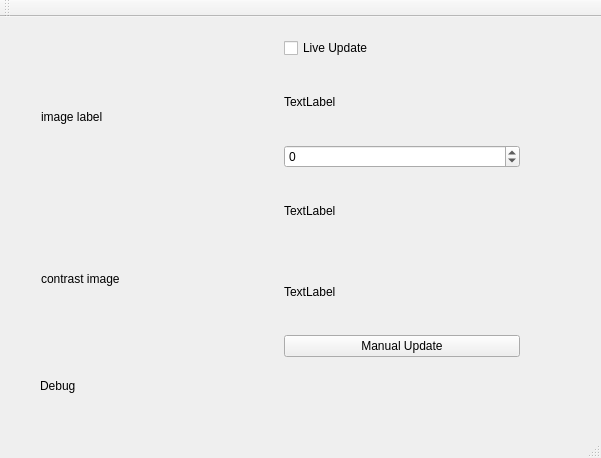
Qt form mainwindow.ui (rohezal/crackvisualizer) before a commit.
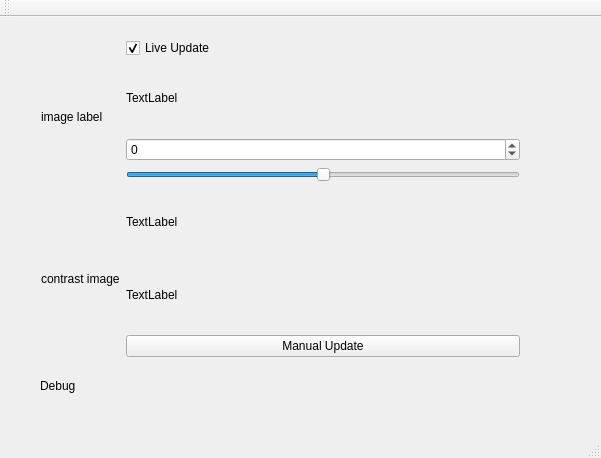
The same form after that commit.

Diff of the .ui file:
```diff
--- a/mainwindow.ui
+++ b/mainwindow.ui
@@ -49,6 +49,9 @@
          <property name="text">
           <string>Live Update</string>
          </property>
+         <property name="checked">
+          <bool>true</bool>
+         </property>
         </widget>
        </item>
        <item>
@@ -68,6 +71,19 @@
          </property>
         </widget>
        </item>
+       <item>
+        <widget class="QSlider" name="slider_constrast_divisor">
+         <property name="minimum">
+          <number>-100</number>
+         </property>
+         <property name="maximum">
+          <number>100</number>
+         </property>
+         <property name="orientation">
+          <enum>Qt::Horizontal</enum>
+         </property>
+        </widget>
+       </item>
        <item>
         <widget class="QLabel" name="text3">
          <property name="text">
```
